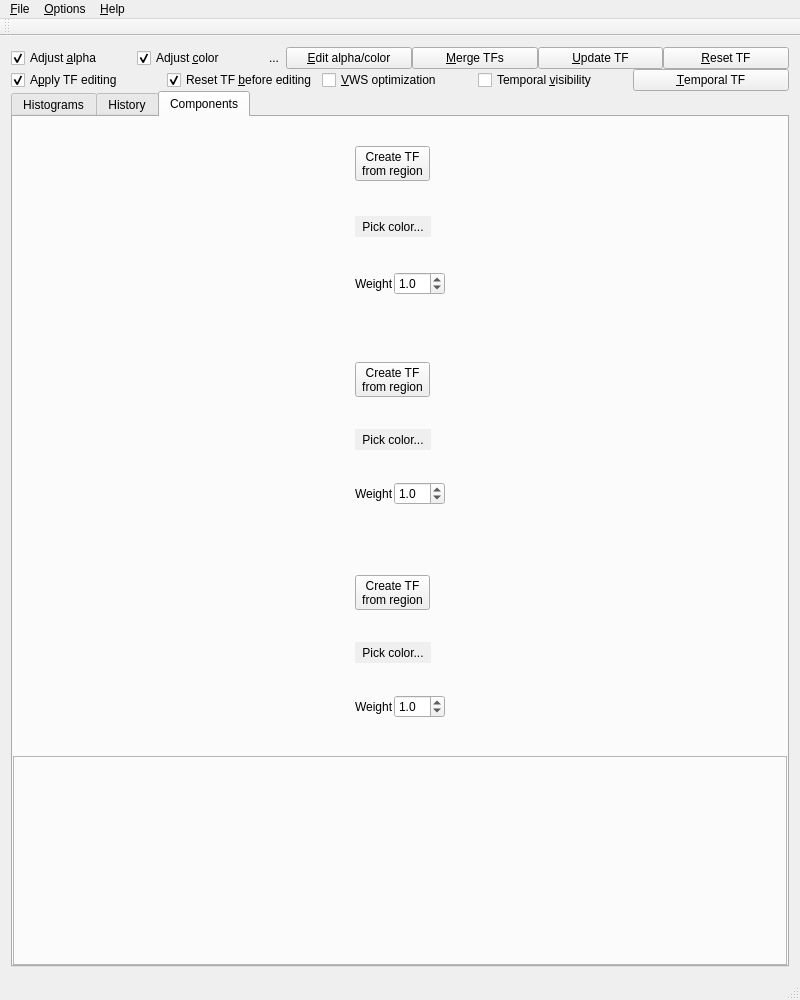
First picture: the form in QtCuda/mainwindow.ui, repository luosz/cuda-visibility, before the edit.
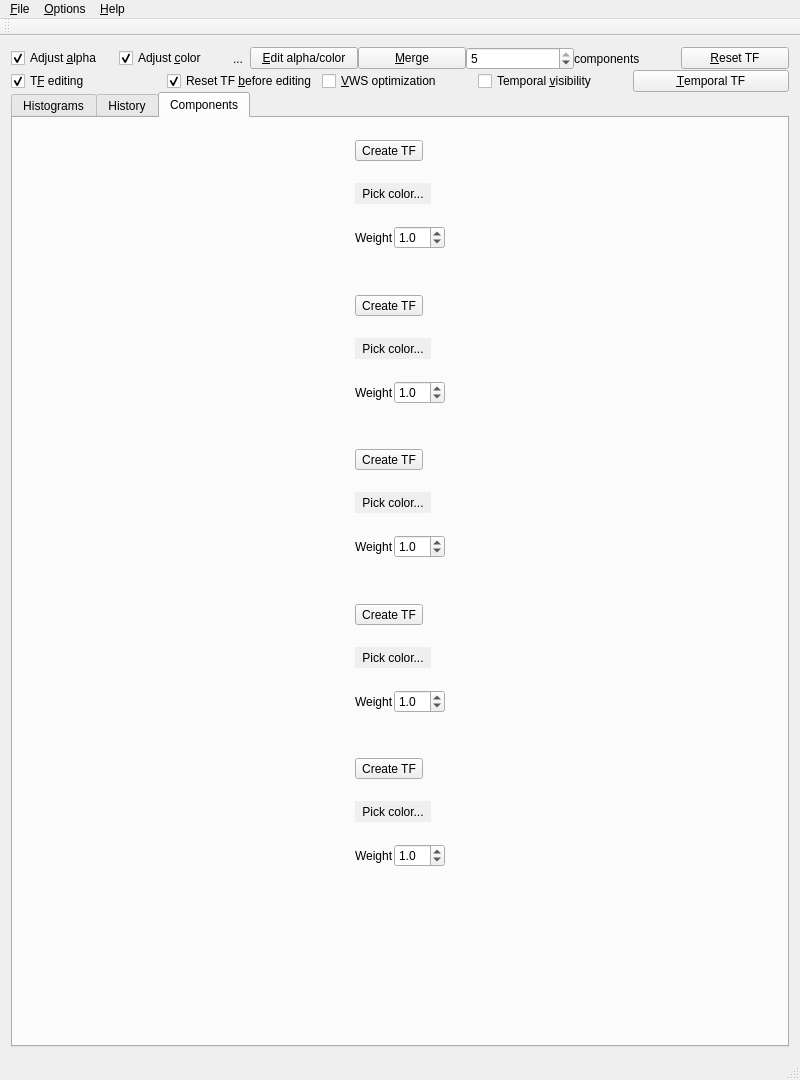
Second picture: the form after the edit. The open tabs and pages were chosen to show the change.

Commit message: add more transfer function components. there are 5 components.

What changed in the file:
```diff
--- a/QtCuda/mainwindow.ui
+++ b/QtCuda/mainwindow.ui
@@ -7,7 +7,7 @@
     <x>0</x>
     <y>0</y>
     <width>800</width>
-    <height>1000</height>
+    <height>1080</height>
    </rect>
   </property>
   <property name="windowTitle">
@@ -128,20 +128,33 @@
            <item>
             <widget class="QPushButton" name="pushButton">
              <property name="text">
-              <string>&amp;Merge TFs</string>
+              <string>&amp;Merge</string>
+             </property>
+            </widget>
+           </item>
+           <item>
+            <widget class="QSpinBox" name="spinBox">
+             <property name="minimum">
+              <number>2</number>
+             </property>
+             <property name="maximum">
+              <number>5</number>
+             </property>
+             <property name="value">
+              <number>5</number>
+             </property>
+            </widget>
+           </item>
+           <item>
+            <widget class="QLabel" name="label_8">
+             <property name="text">
+              <string>components</string>
              </property>
             </widget>
            </item>
            <item>
             <widget class="QPushButton" name="pushButton_2">
              <property name="text">
-              <string>&amp;Update TF</string>
-             </property>
-            </widget>
-           </item>
-           <item>
-            <widget class="QPushButton" name="pushButton_4">
-             <property name="text">
               <string>&amp;Reset TF</string>
              </property>
             </widget>
@@ -168,7 +181,7 @@
            <item>
             <widget class="QCheckBox" name="checkBox_3">
              <property name="text">
-              <string>A&amp;pply TF editing</string>
+              <string>T&amp;F editing</string>
              </property>
              <property name="checked">
               <bool>true</bool>
@@ -330,7 +343,7 @@
           </attribute>
           <layout class="QVBoxLayout" name="verticalLayout_3">
            <property name="spacing">
-            <number>4</number>
+            <number>0</number>
            </property>
            <property name="leftMargin">
             <number>0</number>
@@ -376,25 +389,15 @@
                 <property name="bottomMargin">
                  <number>0</number>
                 </property>
+                <property name="spacing">
+                 <number>0</number>
+                </property>
                 <item row="2" column="0">
-                 <layout class="QHBoxLayout" name="horizontalLayout_4">
+                 <layout class="QGridLayout" name="gridLayout_4">
                   <property name="spacing">
                    <number>0</number>
                   </property>
-                  <item>
-                   <widget class="QLabel" name="label_5">
-                    <property name="sizePolicy">
-                     <sizepolicy hsizetype="Minimum" vsizetype="Minimum">
-                      <horstretch>0</horstretch>
-                      <verstretch>0</verstretch>
-                     </sizepolicy>
-                    </property>
-                    <property name="text">
-                     <string>Weight</string>
-                    </property>
-                   </widget>
-                  </item>
-                  <item>
+                  <item row="0" column="1">
                    <widget class="QDoubleSpinBox" name="doubleSpinBox">
                     <property name="decimals">
                      <number>1</number>
@@ -410,13 +413,25 @@
                     </property>
                    </widget>
                   </item>
+                  <item row="0" column="0">
+                   <widget class="QLabel" name="label_5">
+                    <property name="sizePolicy">
+                     <sizepolicy hsizetype="Minimum" vsizetype="Minimum">
+                      <horstretch>0</horstretch>
+                      <verstretch>0</verstretch>
+                     </sizepolicy>
+                    </property>
+                    <property name="text">
+                     <string>Weight</string>
+                    </property>
+                   </widget>
+                  </item>
                  </layout>
                 </item>
                 <item row="0" column="0">
                  <widget class="QToolButton" name="toolButton_5">
                   <property name="text">
-                   <string>Create TF
-from region</string>
+                   <string>Create TF</string>
                   </property>
                  </widget>
                 </item>
@@ -462,11 +477,11 @@
                  <number>0</number>
                 </property>
                 <item row="2" column="0">
-                 <layout class="QHBoxLayout" name="horizontalLayout_5">
+                 <layout class="QGridLayout" name="gridLayout_5">
                   <property name="spacing">
                    <number>0</number>
                   </property>
-                  <item>
+                  <item row="0" column="0">
                    <widget class="QLabel" name="label_6">
                     <property name="sizePolicy">
                      <sizepolicy hsizetype="Minimum" vsizetype="Minimum">
@@ -479,7 +494,7 @@
                     </property>
                    </widget>
                   </item>
-                  <item>
+                  <item row="0" column="1">
                    <widget class="QDoubleSpinBox" name="doubleSpinBox_2">
                     <property name="decimals">
                      <number>1</number>
@@ -513,8 +528,7 @@
                 <item row="0" column="0">
                  <widget class="QToolButton" name="toolButton_6">
                   <property name="text">
-                   <string>Create TF
-from region</string>
+                   <string>Create TF</string>
                   </property>
                  </widget>
                 </item>
@@ -549,8 +563,7 @@
                 <item row="0" column="0">
                  <widget class="QToolButton" name="toolButton_7">
                   <property name="text">
-                   <string>Create TF
-from region</string>
+                   <string>Create TF</string>
                   </property>
                  </widget>
                 </item>
@@ -568,11 +581,11 @@
                  </widget>
                 </item>
                 <item row="2" column="0">
-                 <layout class="QHBoxLayout" name="horizontalLayout_6">
+                 <layout class="QGridLayout" name="gridLayout_10">
                   <property name="spacing">
                    <number>0</number>
                   </property>
-                  <item>
+                  <item row="0" column="0">
                    <widget class="QLabel" name="label_7">
                     <property name="sizePolicy">
                      <sizepolicy hsizetype="Minimum" vsizetype="Minimum">
@@ -585,7 +598,7 @@
                     </property>
                    </widget>
                   </item>
-                  <item>
+                  <item row="0" column="1">
                    <widget class="QDoubleSpinBox" name="doubleSpinBox_3">
                     <property name="decimals">
                      <number>1</number>
@@ -614,12 +627,183 @@
            <item>
             <widget class="QFrame" name="frame_4">
              <property name="frameShape">
-              <enum>QFrame::StyledPanel</enum>
+              <enum>QFrame::NoFrame</enum>
              </property>
              <property name="frameShadow">
-              <enum>QFrame::Raised</enum>
+              <enum>QFrame::Plain</enum>
              </property>
-             <layout class="QHBoxLayout" name="horizontalLayout_9">
+             <layout class="QHBoxLayout" name="horizontalLayout_4">
+              <property name="spacing">
+               <number>0</number>
+              </property>
+              <property name="leftMargin">
+               <number>0</number>
+              </property>
+              <property name="topMargin">
+               <number>0</number>
+              </property>
+              <property name="rightMargin">
+               <number>0</number>
+              </property>
+              <property name="bottomMargin">
+               <number>0</number>
+              </property>
+              <item>
+               <layout class="QGridLayout" name="gridLayout_11">
+                <property name="spacing">
+                 <number>0</number>
+                </property>
+                <item row="0" column="0">
+                 <widget class="QToolButton" name="toolButton_10">
+                  <property name="text">
+                   <string>Create TF</string>
+                  </property>
+                 </widget>
+                </item>
+                <item row="1" column="0">
+                 <widget class="QToolButton" name="toolButton_8">
+                  <property name="autoFillBackground">
+                   <bool>true</bool>
+                  </property>
+                  <property name="text">
+                   <string>Pick color...</string>
+                  </property>
+                  <property name="autoRaise">
+                   <bool>true</bool>
+                  </property>
+                 </widget>
+                </item>
+                <item row="2" column="0">
+                 <layout class="QGridLayout" name="gridLayout_13">
+                  <property name="spacing">
+                   <number>0</number>
+                  </property>
+                  <item row="0" column="0">
+                   <widget class="QLabel" name="label_9">
+                    <property name="text">
+                     <string>Weight</string>
+                    </property>
+                   </widget>
+                  </item>
+                  <item row="0" column="1">
+                   <widget class="QDoubleSpinBox" name="doubleSpinBox_4">
+                    <property name="decimals">
+                     <number>1</number>
+                    </property>
+                    <property name="maximum">
+                     <double>10.000000000000000</double>
+                    </property>
+                    <property name="singleStep">
+                     <double>0.100000000000000</double>
+                    </property>
+                    <property name="value">
+                     <double>1.000000000000000</double>
+                    </property>
+                   </widget>
+                  </item>
+                 </layout>
+                </item>
+               </layout>
+              </item>
+             </layout>
+            </widget>
+           </item>
+           <item>
+            <widget class="QFrame" name="frame_5">
+             <property name="frameShape">
+              <enum>QFrame::NoFrame</enum>
+             </property>
+             <property name="frameShadow">
+              <enum>QFrame::Plain</enum>
+             </property>
+             <layout class="QHBoxLayout" name="horizontalLayout_5">
+              <property name="spacing">
+               <number>0</number>
+              </property>
+              <property name="leftMargin">
+               <number>0</number>
+              </property>
+              <property name="topMargin">
+               <number>0</number>
+              </property>
+              <property name="rightMargin">
+               <number>0</number>
+              </property>
+              <property name="bottomMargin">
+               <number>0</number>
+              </property>
+              <item>
+               <layout class="QGridLayout" name="gridLayout_12">
+                <property name="spacing">
+                 <number>0</number>
+                </property>
+                <item row="0" column="0">
+                 <widget class="QToolButton" name="toolButton_11">
+                  <property name="text">
+                   <string>Create TF</string>
+                  </property>
+                 </widget>
+                </item>
+                <item row="1" column="0">
+                 <widget class="QToolButton" name="toolButton_9">
+                  <property name="autoFillBackground">
+                   <bool>true</bool>
+                  </property>
+                  <property name="text">
+                   <string>Pick color...</string>
+                  </property>
+                  <property name="autoRaise">
+                   <bool>true</bool>
+                  </property>
+                 </widget>
+                </item>
+                <item row="2" column="0">
+                 <layout class="QGridLayout" name="gridLayout_14">
+                  <property name="spacing">
+                   <number>0</number>
+                  </property>
+                  <item row="0" column="0">
+                   <widget class="QLabel" name="label_10">
+                    <property name="text">
+                     <string>Weight</string>
+                    </property>
+                   </widget>
+                  </item>
+                  <item row="0" column="1">
+                   <widget class="QDoubleSpinBox" name="doubleSpinBox_5">
+                    <property name="decimals">
+                     <number>1</number>
+                    </property>
+                    <property name="maximum">
+                     <double>10.000000000000000</double>
+                    </property>
+                    <property name="singleStep">
+                     <double>0.100000000000000</double>
+                    </property>
+                    <property name="value">
+                     <double>1.000000000000000</double>
+                    </property>
+                   </widget>
+                  </item>
+                 </layout>
+                </item>
+               </layout>
+              </item>
+             </layout>
+            </widget>
+           </item>
+           <item>
+            <widget class="QFrame" name="frame_6">
+             <property name="frameShape">
+              <enum>QFrame::NoFrame</enum>
+             </property>
+             <property name="frameShadow">
+              <enum>QFrame::Plain</enum>
+             </property>
+             <layout class="QHBoxLayout" name="horizontalLayout_6" stretch="">
+              <property name="spacing">
+               <number>0</number>
+              </property>
               <property name="leftMargin">
                <number>0</number>
               </property>
```
Left out of the diff: 17 changed lines with no effect on the pictures. The commit also changes 6 other files.
